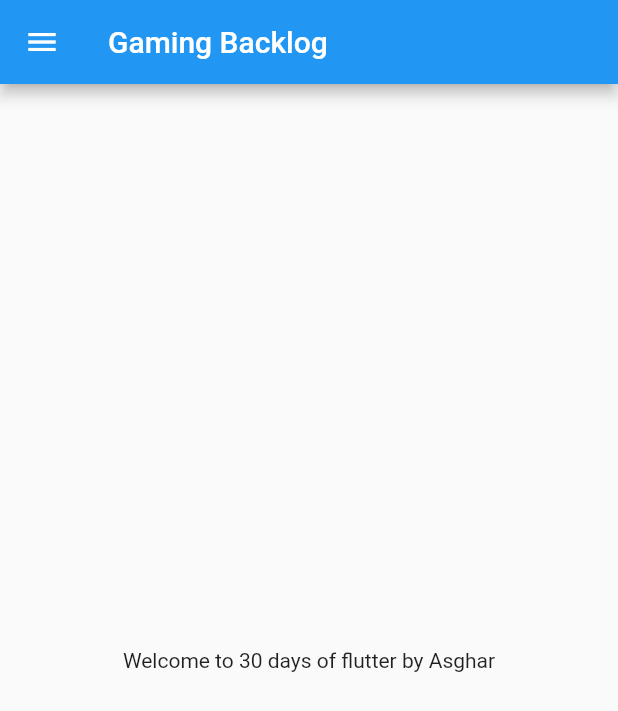
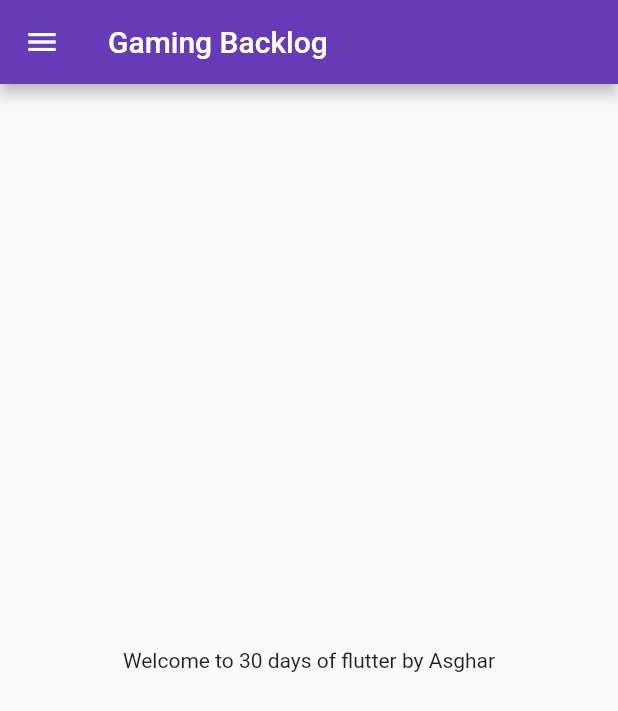
Before and after one commit to AsgharBoi/classico, a Flutter app: the screen it shows after launch, on a phone screen of 412 x 824 dp. Shown: the top 711 px of the screen. Run offline on Flutter 3.47's test engine with Material 2 defaults, Android fonts, the phone set to English and light mode, and no system bars.

Commit message:
Day 3 Completed

```diff
--- a/lib/HomePage.dart
+++ b/lib/Pages/HomePage.dart
@@ -1,4 +1,6 @@
 import 'package:flutter/material.dart';
+//We didn't tell for text to be white upar. didn't make blue.
+//Material library does all of it automatically
 
 class HomePage extends StatelessWidget {
   const HomePage({super.key});
--- a/lib/main.dart
+++ b/lib/main.dart
@@ -1,4 +1,5 @@
-import 'package:classico/HomePage.dart';
+import 'package:classico/Pages/HomePage.dart';
+import 'package:classico/Pages/login_page.dart';
 import 'package:flutter/material.dart';
 
 void main() {
@@ -10,9 +11,27 @@ class MyApp extends StatelessWidget {
 
   @override
   Widget build(BuildContext context) {
-    int days = 29;
     return MaterialApp(
-      home: HomePage(),
+      themeMode: ThemeMode.light,
+      theme: ThemeData(primarySwatch: Colors.deepPurple),
+      darkTheme: ThemeData(brightness: Brightness.dark),
+      //Routes are known as Hashmaps or dictionaries in other languages
+      initialRoute: "/home",
+      routes: {
+        "/": (context) => LoginPage(), //default
+        "/home": (context) => HomePage(),
+        "/login": (context) => LoginPage()
+      },
     );
   }
+
+  //Curly brackets are the optional/default parameters which one can choose to give or not
+  //@required makes it necessary and demands user to give those parameters
+  //bringMeGames({@required bool thaila = false , int ruppes = 10000}) {}
 }
+
+//Basically, creating function within a class is "method".
+//If it is outside class, it is a "function".
+
+//By the naming convention, LoginPage is a object cause the inner subwords first letter are capital.
+//Functions like build have first letter as small, but buildApp will have A of App be big.
```
Also changed, not shown: lib/Pages/login_page.dart (added, +21 -0 lines).
